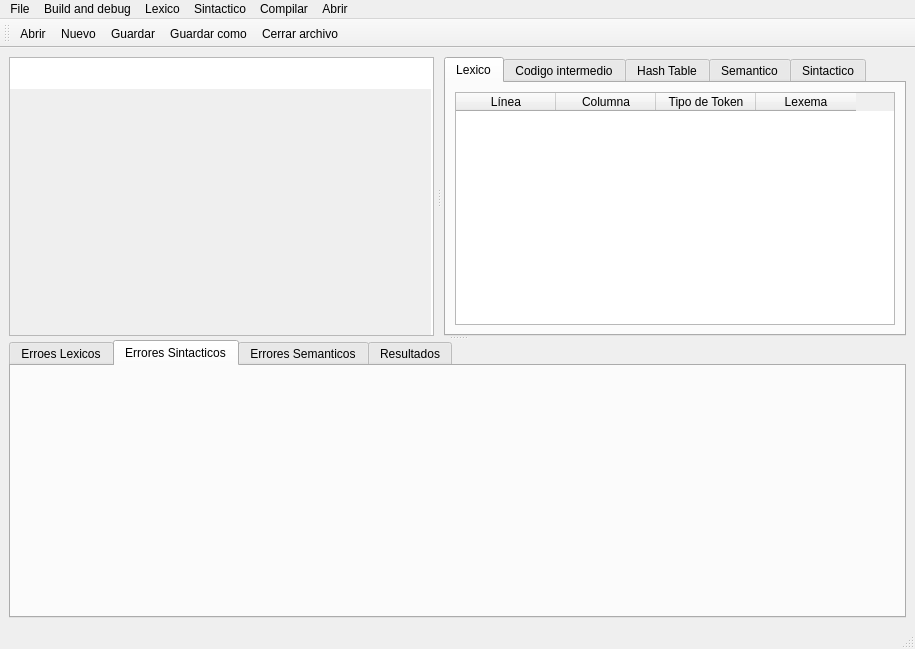
Before: the Qt Designer form src/ide/untitled.ui in Dianaqwert/CompilerProyect, drawn with Qt 5.
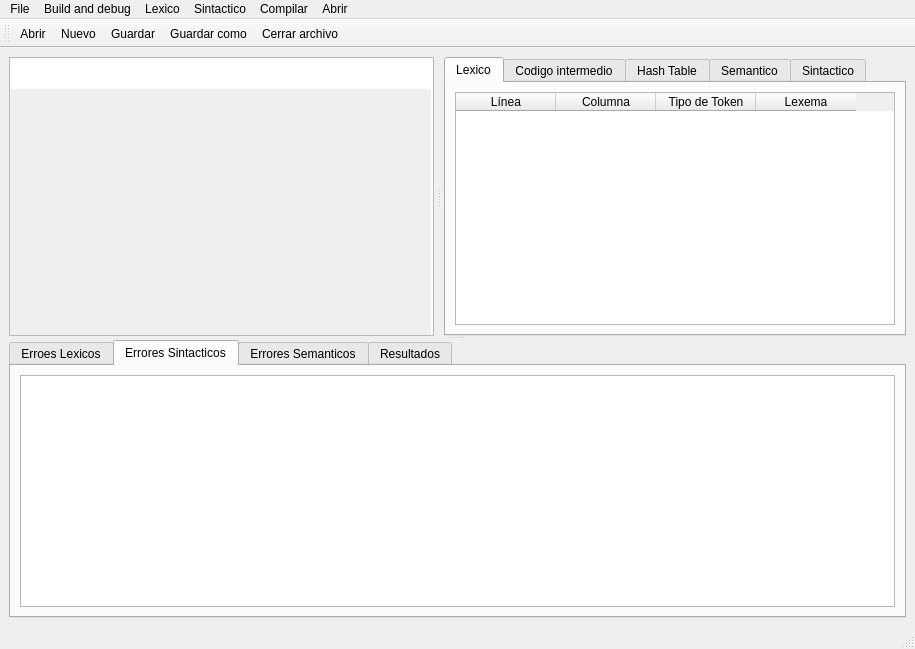
After: the same form once the commit is applied. The open tabs and pages were chosen to show the change. Icons and pictures are not drawn.

Commit message: Commit analizador lexico arreglado y analizador sintactico desarrollado

```diff
--- a/src/ide/untitled.ui
+++ b/src/ide/untitled.ui
@@ -145,6 +145,11 @@
         <attribute name="title">
          <string>Errores Sintacticos</string>
         </attribute>
+        <layout class="QHBoxLayout" name="horizontalLayout_3">
+         <item>
+          <widget class="QTableWidget" name="tablaErroresSintacticos"/>
+         </item>
+        </layout>
        </widget>
        <widget class="QWidget" name="widget">
         <property name="accessibleName">
```
Left out of the diff: 4 changed lines with no effect on the pictures. The commit also changes 4 other files.
